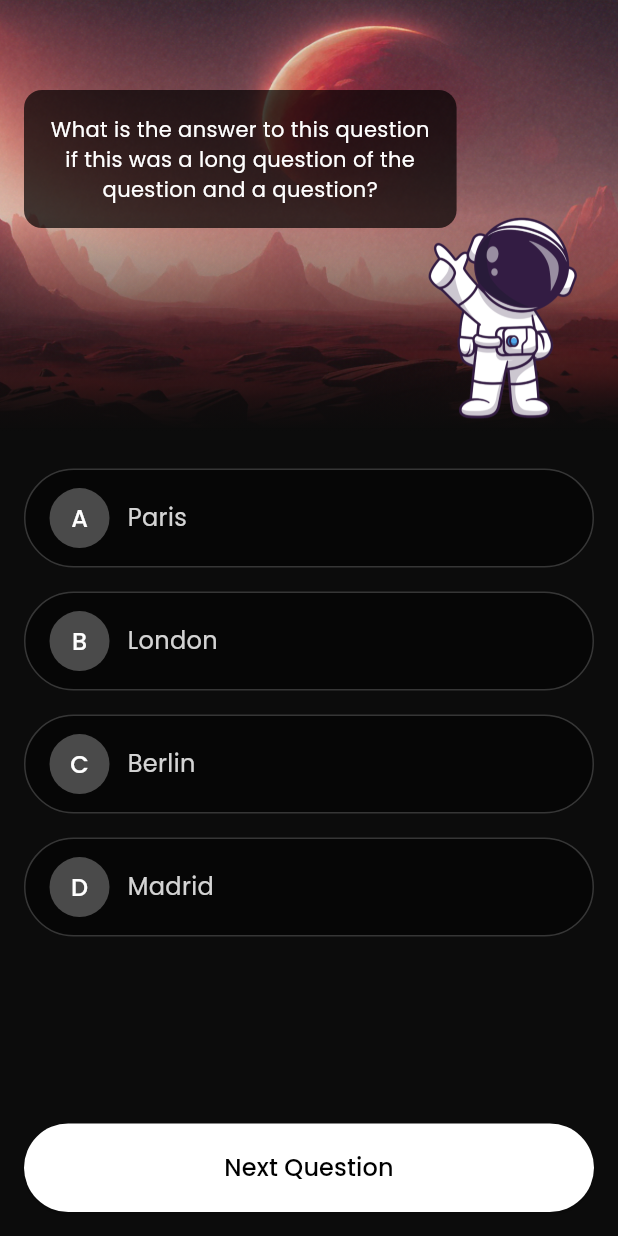
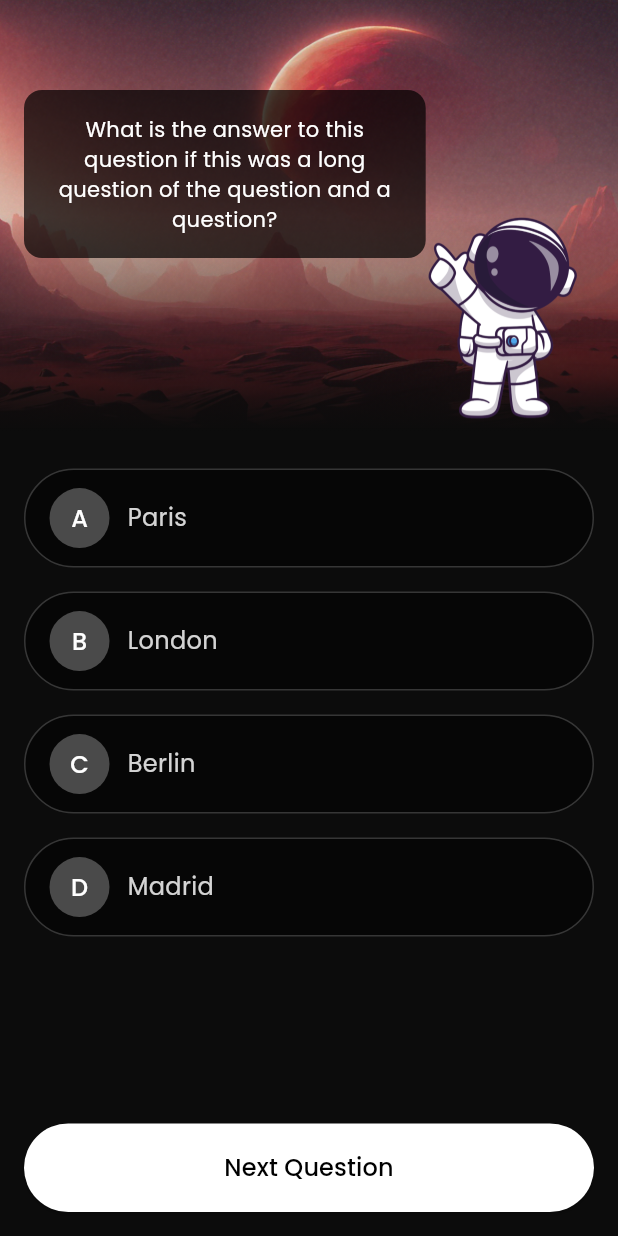
Before and after one commit to luisghdez/lumi_learn, a Flutter app: the MultipleChoiceScreen screen opened directly with sample values from the repository, on a phone screen of 412 x 824 dp. Run offline on Flutter 3.47's test engine with Material 3 defaults, Android fonts, the phone set to English and light mode, and no system bars; our stand-ins replace get, google_fonts.

Commit message:
seperated widgets

```diff
--- a/lib/screens/courses/lessons/multiple_choice_screen.dart
+++ b/lib/screens/courses/lessons/multiple_choice_screen.dart
@@ -1,5 +1,8 @@
 import 'package:flutter/material.dart';
 import 'package:lumi_learn_app/models/question.dart';
+import 'package:lumi_learn_app/screens/courses/lessons/widgets/next_button.dart';
+import 'package:lumi_learn_app/screens/courses/lessons/widgets/options_list.dart';
+import 'package:lumi_learn_app/screens/courses/lessons/widgets/question_card.dart';
 
 class MultipleChoiceScreen extends StatelessWidget {
   final Question question;
@@ -38,7 +41,7 @@ class MultipleChoiceScreen extends StatelessWidget {
               width: double.infinity,
               child: Stack(
                 children: [
-                  // 1) Background image
+                  // Background image
                   Positioned.fill(
                     child: Image.asset(
                       'assets/bg/red1bg.png',
@@ -46,7 +49,7 @@ class MultipleChoiceScreen extends StatelessWidget {
                     ),
                   ),
 
-                  // 2) Gradient overlay
+                  // Gradient overlay
                   Positioned.fill(
                     child: Container(
                       decoration: const BoxDecoration(
@@ -62,24 +65,23 @@ class MultipleChoiceScreen extends StatelessWidget {
                     ),
                   ),
 
-                  // 3) Question card, pinned to the left side
+                  // Question card
                   Positioned(
                     left: 16,
-                    top: 60, // Adjust as needed
-                    child: Container(
-                      width:
-                          MediaQuery.of(context).size.width * 0.70, // Optional
-                      child: _buildQuestionCard(),
+                    top: 60,
+                    child: SizedBox(
+                      width: MediaQuery.of(context).size.width * 0.65,
+                      child: QuestionCard(questionText: question.questionText),
                     ),
                   ),
 
-                  // 4) Astronaut image, bigger, at bottom right
+                  // Astronaut image
                   Positioned(
                     bottom: 0,
                     right: 16,
                     child: Image.asset(
                       'assets/astronaut/pointing.png',
-                      width: 120, // Make astronaut bigger
+                      width: 120,
                     ),
                   ),
                 ],
@@ -93,8 +95,15 @@ class MultipleChoiceScreen extends StatelessWidget {
                 child: Column(
                   crossAxisAlignment: CrossAxisAlignment.stretch,
                   children: [
-                    Expanded(child: _buildOptionsList()),
-                    _buildSubmitButton(context),
+                    Expanded(
+                      child: OptionsList(
+                        options: question.options,
+                        selectedOption: _selectedOption,
+                      ),
+                    ),
+                    NextButton(
+                      onPressed: () => _submitAnswer(context),
+                    ),
                   ],
                 ),
               ),
@@ -104,113 +113,4 @@ class MultipleChoiceScreen extends StatelessWidget {
       ),
     );
   }
-
-  // Question card widget
-  Widget _buildQuestionCard() {
-    return Container(
-      padding: const EdgeInsets.all(16.0),
-      decoration: BoxDecoration(
-        color: Colors.black.withOpacity(0.7),
-        borderRadius: BorderRadius.circular(12),
-      ),
-      child: Text(
-        question.questionText,
-        style: const TextStyle(
-          color: Colors.white,
-          fontSize: 14.0,
-        ),
-        textAlign: TextAlign.center,
-      ),
-    );
-  }
-
-  // Options list
-  Widget _buildOptionsList() {
-    return ValueListenableBuilder<int>(
-      valueListenable: _selectedOption,
-      builder: (context, selected, _) {
-        return ListView.builder(
-          padding: const EdgeInsets.only(top: 16.0),
-          itemCount: question.options.length,
-          itemBuilder: (context, index) {
-            final optionText = question.options[index];
-            final isSelected = selected == index;
-            return GestureDetector(
-              onTap: () => _selectedOption.value = index,
-              child: Container(
-                margin: const EdgeInsets.symmetric(vertical: 8.0),
-                padding: const EdgeInsets.symmetric(
-                  horizontal: 16.0,
-                  vertical: 12.0,
-                ),
-                decoration: BoxDecoration(
-                  color: const Color.fromARGB(122, 0, 0, 0),
-                  borderRadius: BorderRadius.circular(36.0),
-                  border: isSelected
-                      ? Border.all(
-                          color: Colors.white,
-                          width: 1,
-                        )
-                      : Border.all(
-                          color: const Color.fromARGB(81, 158, 158, 158),
-                        ),
-                ),
-                child: Row(
-                  children: [
-                    CircleAvatar(
-                      backgroundColor:
-                          isSelected ? Colors.white : const Color(0xFF4A4A4A),
-                      child: Text(
-                        String.fromCharCode(65 + index), // A, B, C, ...
-                        style: TextStyle(
-                          color: isSelected ? Colors.black : Colors.white,
-                        ),
-                      ),
-                    ),
-                    const SizedBox(width: 12),
-                    Expanded(
-                      child: Text(
-                        optionText,
-                        style: const TextStyle(
-                          color: Color.fromARGB(221, 244, 244, 244),
-                          fontSize: 16.0,
-                        ),
-                      ),
-                    ),
-                  ],
-                ),
-              ),
-            );
-          },
-        );
-      },
-    );
-  }
-
-  // Submit button
-  Widget _buildSubmitButton(BuildContext context) {
-    return Padding(
-      padding: const EdgeInsets.symmetric(vertical: 16.0),
-      child: SizedBox(
-        width: double.infinity,
-        child: ElevatedButton(
-          onPressed: () => _submitAnswer(context),
-          style: ElevatedButton.styleFrom(
-            backgroundColor: Colors.white,
-            padding: const EdgeInsets.symmetric(vertical: 18),
-            shape: RoundedRectangleBorder(
-              borderRadius: BorderRadius.circular(30),
-            ),
-          ),
-          child: const Text(
-            'Next Question',
-            style: TextStyle(
-              color: Colors.black,
-              fontSize: 16,
-            ),
-          ),
-        ),
-      ),
-    );
-  }
 }
--- /dev/null
+++ b/lib/screens/courses/lessons/widgets/next_button.dart
@@ -0,0 +1,37 @@
+import 'package:flutter/material.dart';
+
+class NextButton extends StatelessWidget {
+  final VoidCallback onPressed;
+
+  const NextButton({
+    Key? key,
+    required this.onPressed,
+  }) : super(key: key);
+
+  @override
+  Widget build(BuildContext context) {
+    return Padding(
+      padding: const EdgeInsets.symmetric(vertical: 16.0),
+      child: SizedBox(
+        width: double.infinity,
+        child: ElevatedButton(
+          onPressed: onPressed,
+          style: ElevatedButton.styleFrom(
+            backgroundColor: Colors.white,
+            padding: const EdgeInsets.symmetric(vertical: 18),
+            shape: RoundedRectangleBorder(
+              borderRadius: BorderRadius.circular(30),
+            ),
+          ),
+          child: const Text(
+            'Next Question',
+            style: TextStyle(
+              color: Colors.black,
+              fontSize: 16,
+            ),
+          ),
+        ),
+      ),
+    );
+  }
+}
--- /dev/null
+++ b/lib/screens/courses/lessons/widgets/options_list.dart
@@ -0,0 +1,75 @@
+import 'package:flutter/material.dart';
+
+class OptionsList extends StatelessWidget {
+  final List<String> options;
+  final ValueNotifier<int> selectedOption;
+
+  const OptionsList({
+    Key? key,
+    required this.options,
+    required this.selectedOption,
+  }) : super(key: key);
+
+  @override
+  Widget build(BuildContext context) {
+    return ValueListenableBuilder<int>(
+      valueListenable: selectedOption,
+      builder: (context, selected, _) {
+        return ListView.builder(
+          padding: const EdgeInsets.only(top: 16.0),
+          itemCount: options.length,
+          itemBuilder: (context, index) {
+            final optionText = options[index];
+            final isSelected = selected == index;
+            return GestureDetector(
+              onTap: () => selectedOption.value = index,
+              child: Container(
+                margin: const EdgeInsets.symmetric(vertical: 8.0),
+                padding: const EdgeInsets.symmetric(
+                  horizontal: 16.0,
+                  vertical: 12.0,
+                ),
+                decoration: BoxDecoration(
+                  color: const Color.fromARGB(122, 0, 0, 0),
+                  borderRadius: BorderRadius.circular(36.0),
+                  border: isSelected
+                      ? Border.all(
+                          color: Colors.white,
+                          width: 1,
+                        )
+                      : Border.all(
+                          color: const Color.fromARGB(81, 158, 158, 158),
+                        ),
+                ),
+                child: Row(
+                  children: [
+                    CircleAvatar(
+                      backgroundColor:
+                          isSelected ? Colors.white : const Color(0xFF4A4A4A),
+                      child: Text(
+                        String.fromCharCode(65 + index), // A, B, C, ...
+                        style: TextStyle(
+                          color: isSelected ? Colors.black : Colors.white,
+                        ),
+                      ),
+                    ),
+                    const SizedBox(width: 12),
+                    Expanded(
+                      child: Text(
+                        optionText,
+                        style: const TextStyle(
+                          color: Color.fromARGB(221, 244, 244, 244),
+                          fontSize: 16.0,
+                        ),
+                      ),
+                    ),
+                  ],
+                ),
+              ),
+            );
+          },
+        );
+      },
+    );
+  }
+}
--- /dev/null
+++ b/lib/screens/courses/lessons/widgets/question_card.dart
@@ -0,0 +1,26 @@
+import 'package:flutter/material.dart';
+
+class QuestionCard extends StatelessWidget {
+  final String questionText;
+
+  const QuestionCard({Key? key, required this.questionText}) : super(key: key);
+
+  @override
+  Widget build(BuildContext context) {
+    return Container(
+      padding: const EdgeInsets.all(16.0),
+      decoration: BoxDecoration(
+        color: Colors.black.withOpacity(0.7),
+        borderRadius: BorderRadius.circular(12),
+      ),
+      child: Text(
+        questionText,
+        style: const TextStyle(
+          color: Colors.white,
+          fontSize: 14.0,
+        ),
+        textAlign: TextAlign.center,
+      ),
+    );
+  }
+}
```
